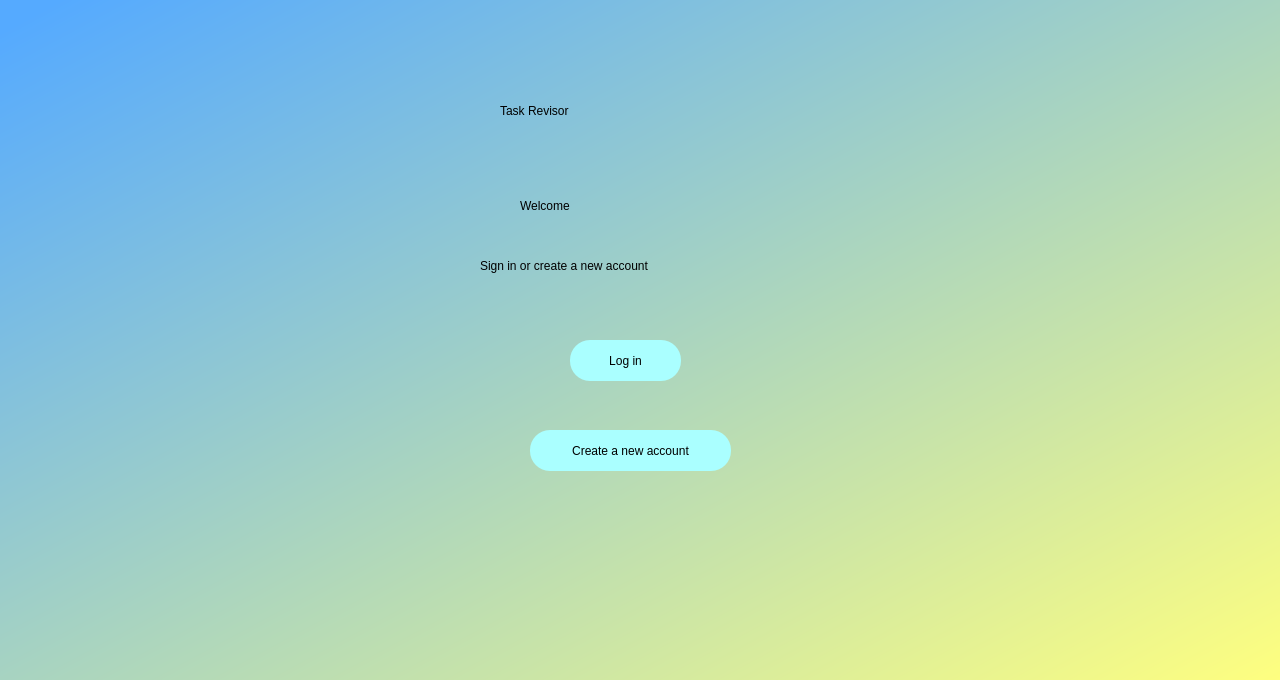
The window that welcomescreen.ui (jayeshkrt/NotesRevisor) describes before a commit, drawn with Qt 5.
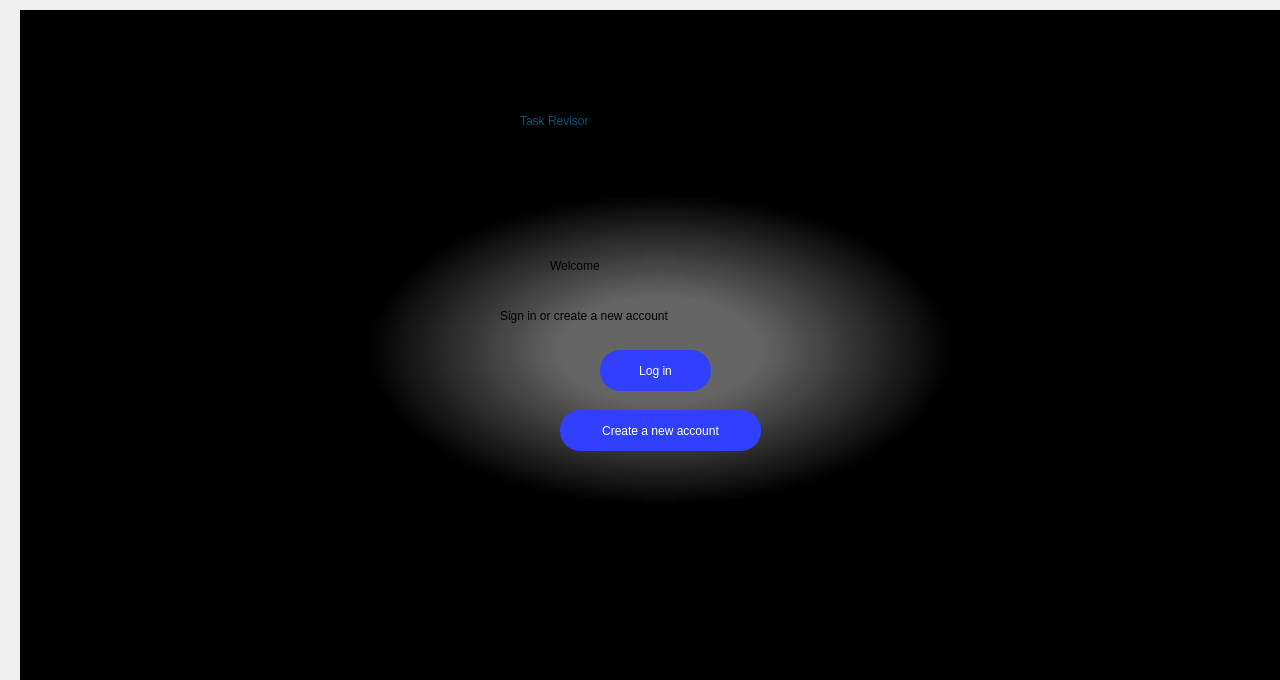
The same window after the commit.

Commit message: Introduced dark mode. Fixed color changes

Diff of the .ui file:
```diff
--- a/welcomescreen.ui
+++ b/welcomescreen.ui
@@ -16,21 +16,23 @@
   <widget class="QWidget" name="bgwidget" native="true">
    <property name="geometry">
     <rect>
-     <x>0</x>
-     <y>0</y>
+     <x>20</x>
+     <y>10</y>
      <width>1280</width>
      <height>680</height>
     </rect>
    </property>
    <property name="styleSheet">
     <string notr="true">QWidget#bgwidget{
-background-color: qlineargradient(spread:pad, x1:0.0113636, y1:0.034, x2:1, y2:1, stop:0 rgba(85, 170, 255, 255), stop:1 rgba(255, 255, 127, 255));}</string>
+background-color: qradialgradient(spread:pad, cx:0.5, cy:0.5, radius:0.5, fx:0.5, fy:0.5, stop:0.15534 rgba(101, 101, 101, 255), stop:0.456311 rgba(0, 0, 0, 255));}
+
+</string>
    </property>
    <widget class="QLabel" name="label">
     <property name="geometry">
      <rect>
-      <x>520</x>
-      <y>170</y>
+      <x>530</x>
+      <y>220</y>
       <width>221</width>
       <height>71</height>
      </rect>
@@ -47,7 +49,7 @@
     <property name="geometry">
      <rect>
       <x>480</x>
-      <y>240</y>
+      <y>280</y>
       <width>321</width>
       <height>51</height>
      </rect>
@@ -63,7 +65,7 @@
    <widget class="QPushButton" name="login">
     <property name="geometry">
      <rect>
-      <x>570</x>
+      <x>580</x>
       <y>340</y>
       <width>111</width>
       <height>41</height>
@@ -72,7 +74,8 @@
     <property name="styleSheet">
      <string notr="true">border-radius: 20px;
 font: 12pt &quot;Arial&quot;;
-background-color: rgb(170, 255, 255);</string>
+color : rgb(255,255,255);
+background-color: rgb(49, 63, 255)</string>
     </property>
     <property name="text">
      <string>Log in</string>
@@ -81,8 +84,8 @@
    <widget class="QPushButton" name="createnewaccount">
     <property name="geometry">
      <rect>
-      <x>530</x>
-      <y>430</y>
+      <x>540</x>
+      <y>400</y>
       <width>201</width>
       <height>41</height>
      </rect>
@@ -90,7 +93,8 @@
     <property name="styleSheet">
      <string notr="true">border-radius: 20px;
 font: 12pt &quot;Arial&quot;;
-background-color: rgb(170, 255, 255);</string>
+color: rgb(255,255, 255);
+background-color: rgb(49, 63, 255);</string>
     </property>
     <property name="text">
      <string>Create a new account</string>
@@ -101,13 +105,13 @@
      <rect>
       <x>500</x>
       <y>90</y>
-      <width>271</width>
+      <width>311</width>
       <height>41</height>
      </rect>
     </property>
     <property name="styleSheet">
-     <string notr="true">font: 36pt &quot;Colonna MT&quot;;
-color: qlineargradient(spread:pad, x1:0, y1:1, x2:0, y2:0, stop:0 rgba(0, 0, 0, 255), stop:0.05 rgba(14, 8, 73, 255), stop:0.36 rgba(28, 17, 145, 255), stop:0.6 rgba(126, 14, 81, 255), stop:0.75 rgba(234, 11, 11, 255), stop:0.79 rgba(244, 70, 5, 255), stop:0.86 rgba(255, 136, 0, 255), stop:0.935 rgba(239, 236, 55, 255));</string>
+     <string notr="true">font: 36pt &quot;Serif&quot;;
+color: rgb(0, 85, 127);</string>
     </property>
     <property name="text">
      <string>Task Revisor</string>
```
The commit also changes 8 other files.
